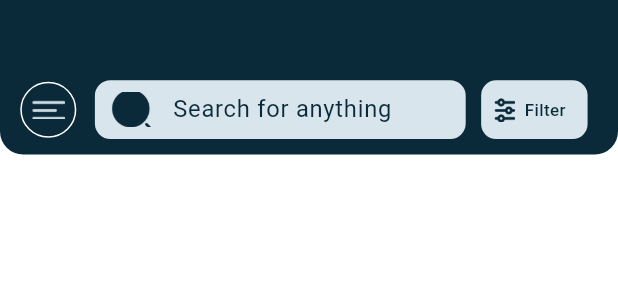
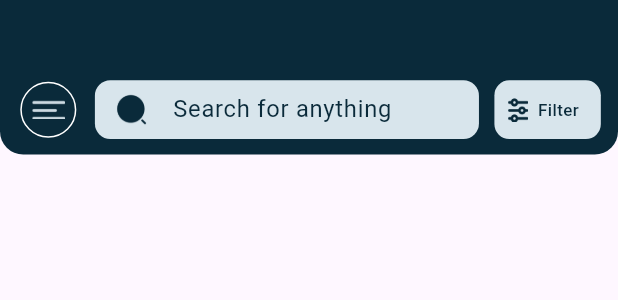
Before and after one commit to Shees-Ali1/Quandry, a Flutter app: the CustomAppBarH widget shown alone on an empty page, opened directly, on a phone screen of 412 x 824 dp. Shown: the top 300 px of the screen. Run offline on Flutter 3.47's test engine with Material 3 defaults, Android fonts, the phone set to English and light mode, and no system bars; our stand-ins replace animated_notch_bottom_bar, flutter_screenutil, flutter_svg, font_awesome_flutter, get, google_fonts and 4 more.

Commit message:
4nov Monday  update

```diff
--- a/lib/widgets/home_app_bar.dart
+++ b/lib/widgets/home_app_bar.dart
@@ -6,17 +6,14 @@ import 'package:quandry/const/images.dart';
 import 'package:get/get.dart';
 
 import '../Homepage/filter_home.dart';
-
 class CustomAppBarH extends StatelessWidget implements PreferredSizeWidget {
   @override
   Widget build(BuildContext context) {
-    return Scaffold(
-      backgroundColor: AppColors.backgroundColor,
-      body: Container(
+    return Container(
       height: 100.h,
       width: double.infinity,
       decoration: BoxDecoration(
-          color: AppColors.blueColor, // Customize the color as needed
+        color: AppColors.blueColor,
         borderRadius: BorderRadius.only(
           bottomLeft: Radius.circular(15.r),
           bottomRight: Radius.circular(15.r),
@@ -32,7 +29,7 @@ class CustomAppBarH extends StatelessWidget implements PreferredSizeWidget {
                 // Drawer Button
                 GestureDetector(
                   onTap: () {
-                      Scaffold.of(context).openDrawer(); // Opens the drawer
+                    Scaffold.of(context).openDrawer();
                   },
                   child: Container(
                     height: 36.28.h,
@@ -55,12 +52,11 @@ class CustomAppBarH extends StatelessWidget implements PreferredSizeWidget {
                 ),
                 SizedBox(width: 10.h),
                 // Search Bar
-                  Container(
+                Expanded(
+                  child: Container(
                     height: 38.h,
-                    width: 216.w,
                     child: TextField(
-                      style: TextStyle(color: AppColors.appbartextColor),
-                      // Sets the text color
+                      style: TextStyle(color: AppColors.blueColor),
                       decoration: InputDecoration(
                         hintText: 'Search for anything',
                         hintStyle: TextStyle(
@@ -68,31 +64,26 @@ class CustomAppBarH extends StatelessWidget implements PreferredSizeWidget {
                           fontSize: 15.36.sp,
                           fontWeight: FontWeight.w400,
                         ),
-                        // Sets hint text color
                         prefixIcon: Padding(
                           padding: EdgeInsets.all(8.0),
-                          // Adjust padding around the image as needed
                           child: Container(
                             height: 19.2.h,
                             width: 19.2.w,
                             child: Image.asset(
                               AppImages.search_icon,
-                              // Replace with your image path
                               color: AppColors.blueColor,
-                              // Applies color to image if needed
-                              fit: BoxFit.cover,
+                              fit: BoxFit.contain,
                             ),
                           ),
                         ),
                         filled: true,
                         fillColor: AppColors.free,
-                        // Sets background color
                         border: OutlineInputBorder(
                           borderRadius: BorderRadius.circular(10.r),
                           borderSide: BorderSide.none,
                         ),
-                        contentPadding: EdgeInsets.symmetric(
-                            vertical: 4.0.h), // Adjust padding as needed
+                        contentPadding: EdgeInsets.symmetric(vertical: 4.0.h),
+                      ),
                     ),
                   ),
                 ),
@@ -112,26 +103,25 @@ class CustomAppBarH extends StatelessWidget implements PreferredSizeWidget {
                     height: 38.h,
                     width: 62.w,
                     padding: EdgeInsets.symmetric(horizontal: 7.w),
-                      // Center padding for text and icon
                     decoration: BoxDecoration(
-                        color: AppColors.free, // Background color
+                      color: AppColors.free,
                       borderRadius: BorderRadius.circular(10),
                     ),
                     child: Row(
                       mainAxisAlignment: MainAxisAlignment.start,
                       children: [
                         Image.asset(
-                            AppImages.filter, // Path to your asset image
-                            color: AppColors.blueColor, // Apply color if needed
-                            height: 15.75.h, // Match icon size
+                          AppImages.filter,
+                          color: AppColors.blueColor,
+                          height: 15.75.h,
                           width: 13.33.w,
                         ),
                         SizedBox(width: 5.w),
                         Text(
                           'Filter',
                           style: TextStyle(
-                              color: AppColors.blueColor, // Text color
-                              fontSize: 11.sp, // Text size to match design
+                            color: AppColors.blueColor,
+                            fontSize: 11.sp,
                             fontWeight: FontWeight.w500,
                           ),
                         ),
@@ -144,10 +134,154 @@ class CustomAppBarH extends StatelessWidget implements PreferredSizeWidget {
           ],
         ),
       ),
-      ),
     );
   }
 
   @override
-  Size get preferredSize => Size.fromHeight(65.h);
+  Size get preferredSize => Size.fromHeight(100.h);
 }
+
+// class CustomAppBarH extends StatelessWidget implements PreferredSizeWidget {
+//   @override
+//   Widget build(BuildContext context) {
+//     return Scaffold(
+//       backgroundColor: AppColors.backgroundColor,
+//       body: Container(
+//         height: 100.h,
+//         width: double.infinity,
+//         decoration: BoxDecoration(
+//           color: AppColors.blueColor, // Customize the color as needed
+//           borderRadius: BorderRadius.only(
+//             bottomLeft: Radius.circular(15.r),
+//             bottomRight: Radius.circular(15.r),
+//           ),
+//         ),
+//         child: Padding(
+//           padding: EdgeInsets.symmetric(horizontal: 10.w),
+//           child: Column(
+//             children: [
+//               SizedBox(height: 52.h),
+//               Row(
+//                 children: [
+//                   // Drawer Button
+//                   GestureDetector(
+//                     onTap: () {
+//                       Scaffold.of(context).openDrawer(); // Opens the drawer
+//                     },
+//                     child: Container(
+//                       height: 36.28.h,
+//                       width: 36.28.w,
+//                       decoration: BoxDecoration(
+//                         shape: BoxShape.circle,
+//                         color: AppColors.blueColor,
+//                         border: Border.all(color: AppColors.backgroundColor),
+//                       ),
+//                       child: Center(
+//                         child: Container(
+//                           height: 12.03.h,
+//                           width: 21.43.w,
+//                           child: Image.asset(
+//                             AppImages.drawer_icon,
+//                           ),
+//                         ),
+//                       ),
+//                     ),
+//                   ),
+//                   SizedBox(width: 10.h),
+//                   // Search Bar
+//                   Container(
+//                     height: 38.h,
+//                     width: 216.w,
+//                     child: TextField(
+//                       style: TextStyle(color: AppColors.appbartextColor),
+//                       // Sets the text color
+//                       decoration: InputDecoration(
+//                         hintText: 'Search for anything',
+//                         hintStyle: TextStyle(
+//                           color: AppColors.blueColor,
+//                           fontSize: 15.36.sp,
+//                           fontWeight: FontWeight.w400,
+//                         ),
+//                         // Sets hint text color
+//                         prefixIcon: Padding(
+//                           padding: EdgeInsets.all(8.0),
+//                           // Adjust padding around the image as needed
+//                           child: Container(
+//                             height: 19.2.h,
+//                             width: 19.2.w,
+//                             child: Image.asset(
+//                               AppImages.search_icon,
+//                               // Replace with your image path
+//                               color: AppColors.blueColor,
+//                               // Applies color to image if needed
+//                               fit: BoxFit.cover,
+//                             ),
+//                           ),
+//                         ),
+//                         filled: true,
+//                         fillColor: AppColors.free,
+//                         // Sets background color
+//                         border: OutlineInputBorder(
+//                           borderRadius: BorderRadius.circular(10.r),
+//                           borderSide: BorderSide.none,
+//                         ),
+//                         contentPadding: EdgeInsets.symmetric(
+//                             vertical: 4.0.h), // Adjust padding as needed
+//                       ),
+//                     ),
+//                   ),
+//                   SizedBox(width: 10.h),
+//                   // Filter button
+//                   GestureDetector(
+//                     onTap: () => showModalBottomSheet(
+//                       context: context,
+//                       backgroundColor: Colors.white,
+//                       shape: RoundedRectangleBorder(
+//                         borderRadius: BorderRadius.vertical(top: Radius.circular(20.r)),
+//                       ),
+//                       isScrollControlled: true,
+//                       builder: (_) => FilterContent(),
+//                     ),
+//                     child: Container(
+//                       height: 38.h,
+//                       width: 62.w,
+//                       padding: EdgeInsets.symmetric(horizontal: 7.w),
+//                       // Center padding for text and icon
+//                       decoration: BoxDecoration(
+//                         color: AppColors.free, // Background color
+//                         borderRadius: BorderRadius.circular(10),
+//                       ),
+//                       child: Row(
+//                         mainAxisAlignment: MainAxisAlignment.start,
+//                         children: [
+//                           Image.asset(
+//                             AppImages.filter, // Path to your asset image
+//                             color: AppColors.blueColor, // Apply color if needed
+//                             height: 15.75.h, // Match icon size
+//                             width: 13.33.w,
+//                           ),
+//                           SizedBox(width: 5.w),
+//                           Text(
+//                             'Filter',
+//                             style: TextStyle(
+//                               color: AppColors.blueColor, // Text color
+//                               fontSize: 11.sp, // Text size to match design
+//                               fontWeight: FontWeight.w500,
+//                             ),
+//                           ),
+//                         ],
+//                       ),
+//                     ),
+//                   ),
+//                 ],
+//               ),
+//             ],
+//           ),
+//         ),
+//       ),
+//     );
+//   }
+//
+//   @override
+//   Size get preferredSize => Size.fromHeight(65.h);
+// }
```
Lines whose indentation alone changed are shown as unchanged.
